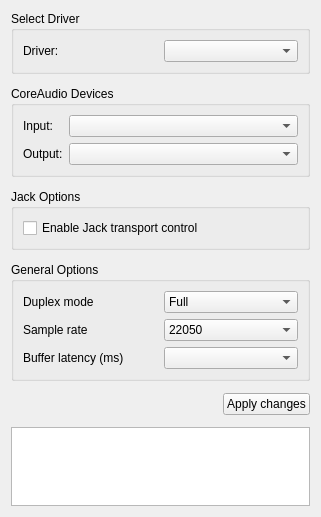
benjie-git/traverso, file src/traverso/dialogs/settings/AudioDriverConfigPage.ui: the form before one commit.
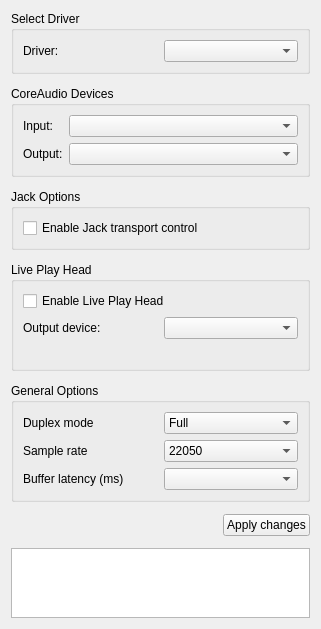
The form after the commit.

Commit message: Add Live Playhead support! (CoreAudio and PortAudio working now)

Diff of the .ui file:
```diff
--- a/src/traverso/dialogs/settings/AudioDriverConfigPage.ui
+++ b/src/traverso/dialogs/settings/AudioDriverConfigPage.ui
@@ -96,6 +96,50 @@
      </layout>
     </widget>
    </item>
+   <item>
+    <widget class="QGroupBox" name="livePlayheadGroupBox">
+     <property name="title">
+      <string>Live Play Head</string>
+     </property>
+     <layout class="QVBoxLayout" name="livePlayheadLayout">
+      <item>
+       <widget class="QCheckBox" name="enableLivePlayheadCheckBox">
+        <property name="toolTip">
+         <string>Play the session from an independent position to a second output device.  
+         Meant for sending to performance speakers while editing ahead with the regular playhead to headphones.</string>
+        </property>
+        <property name="text">
+         <string>Enable Live Play Head</string>
+        </property>
+       </widget>
+      </item>
+      <item>
+       <layout class="QHBoxLayout" name="livePlayheadDeviceLayout">
+        <item>
+         <widget class="QLabel" name="livePlayheadDeviceLabel">
+          <property name="text">
+           <string>Output device:</string>
+          </property>
+         </widget>
+        </item>
+        <item>
+         <widget class="QComboBox" name="liveOutputDeviceComboBox"/>
+        </item>
+       </layout>
+      </item>
+      <item>
+       <widget class="QLabel" name="livePlayheadInfoLabel">
+        <property name="wordWrap">
+         <bool>true</bool>
+        </property>
+        <property name="text">
+         <string/>
+        </property>
+       </widget>
+      </item>
+     </layout>
+    </widget>
+   </item>
    <item>
     <widget class="QGroupBox" name="driverConfigGroupBox">
      <property name="title">
```
The commit also changes 50 other files.
